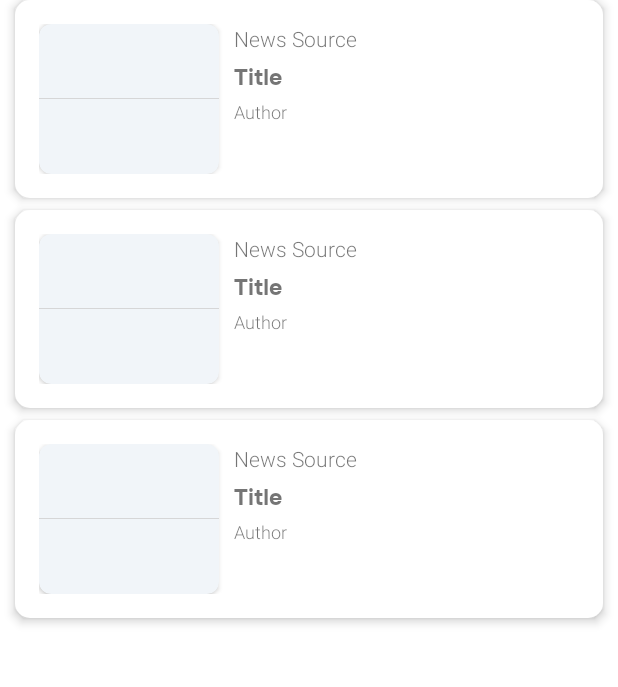
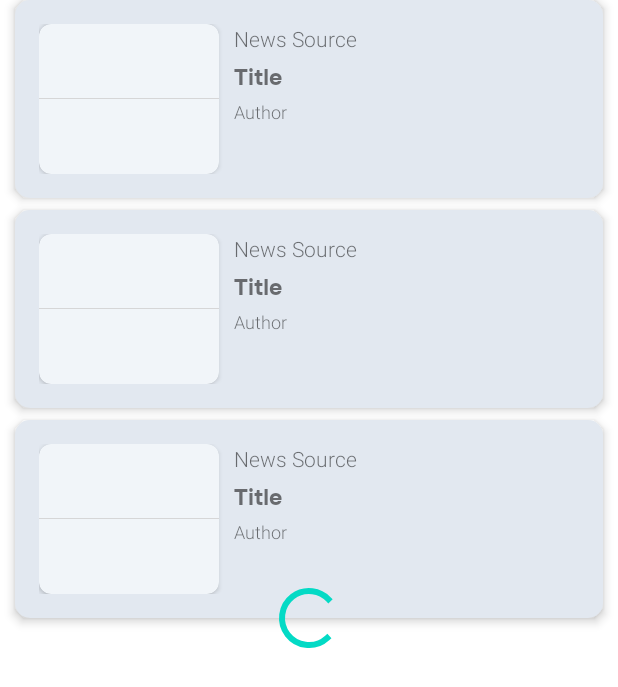
Before and after one commit to swans01/MyApplication, an Android app: the layout activity_news_recycler_view.xml on its own in the app's theme, with its tools: preview values and no code run, on a phone screen of 412 x 824 dp. Shown: the top 687 px of the screen. Run offline under Robolectric (Android 15) with nearby library versions, the phone set to English and light mode, and no system bars.

Commit message:
learn recyclerview, viewmodel, and retrofit

```diff
--- a/app/src/main/java/com/example/myapplication/RecyclerViewActivity.kt
+++ b/app/src/main/java/com/example/myapplication/RecyclerViewActivity.kt
@@ -3,8 +3,7 @@ package com.example.myapplication
 import androidx.appcompat.app.AppCompatActivity
 import android.os.Bundle
 import androidx.recyclerview.widget.LinearLayoutManager
-import androidx.recyclerview.widget.RecyclerView
-import com.example.myapplication.databinding.ActivityMainBinding
+import com.example.myapplication.adapter.ListUserAdapter
 import com.example.myapplication.databinding.ActivityRecyclerViewBinding
 
 class RecyclerViewActivity : AppCompatActivity() {
--- a/app/src/main/java/com/example/myapplication/RetrofitActivity.kt
+++ b/app/src/main/java/com/example/myapplication/RetrofitActivity.kt
@@ -5,6 +5,7 @@ import android.os.Bundle
 import android.widget.Toast
 import com.example.myapplication.databinding.ActivityRetrofitBinding
 import com.example.myapplication.model.ResponseNews
+import com.example.myapplication.network.NewsApi
 import retrofit2.*
 import retrofit2.converter.gson.GsonConverterFactory
 
@@ -20,9 +21,9 @@ class RetrofitActivity : AppCompatActivity() {
             .baseUrl("https://newsapi.org/")
             .addConverterFactory(GsonConverterFactory.create())
             .build()
-        val apiService = retrofit.create(GetNews::class.java)
+        val apiService = retrofit.create(NewsApi::class.java)
 
-        val news = apiService.getListNews("id","eaf0ed5151ec425098796b4b0e862245")
+        val news = apiService.getListNews("id","eaf0ed5151ec425098796b4b0e862245", 10, 1)
 
         news.enqueue(object: Callback<ResponseNews> {
             override fun onResponse(call: Call<ResponseNews>, response: Response<ResponseNews>) {
--- a/app/src/main/java/com/example/myapplication/model/ResponseNews.kt
+++ b/app/src/main/java/com/example/myapplication/model/ResponseNews.kt
@@ -3,6 +3,7 @@ package com.example.myapplication.model
 import android.net.Uri
 import android.text.format.DateFormat
 import android.text.format.DateUtils
+import com.google.gson.annotations.SerializedName
 import retrofit2.http.Url
 import java.net.URI
 import java.text.SimpleDateFormat
@@ -27,6 +28,6 @@ data class Article(
 )
 
 data class ListSource(
-    val id: Int?,
+    val id: String?,
     val name: String
 )
--- a/app/src/main/res/drawable/rounded_edge.xml
+++ b/app/src/main/res/drawable/rounded_edge.xml
@@ -1,7 +1,7 @@
 <shape
     xmlns:android="http://schemas.android.com/apk/res/android">
     <solid
-        android:color="@color/white">
+        android:color="#e2e8f0">
     </solid>
     <stroke
         android:width="0dp"
--- a/app/src/main/res/layout/activity_news_recycler_view.xml
+++ b/app/src/main/res/layout/activity_news_recycler_view.xml
@@ -6,11 +6,31 @@
     android:layout_height="match_parent"
     tools:context=".NewsRecyclerViewActivity">
 
-    <androidx.recyclerview.widget.RecyclerView
-        android:id="@+id/recyclerViewNews"
+    <androidx.swiperefreshlayout.widget.SwipeRefreshLayout
         android:layout_width="match_parent"
         android:layout_height="match_parent"
-        tools:listitem="@layout/item_news"
-        />
+        android:id="@+id/refreshLayout"
+        >
+
+        <androidx.recyclerview.widget.RecyclerView
+            android:id="@+id/recyclerViewNews"
+            android:layout_width="match_parent"
+            android:layout_height="match_parent"
+            tools:listitem="@layout/item_news"
+            />
+
+    </androidx.swiperefreshlayout.widget.SwipeRefreshLayout>
+
+    <ProgressBar
+        android:id="@+id/progressBar"
+        style="?android:attr/progressBarStyle"
+        android:layout_width="wrap_content"
+        android:layout_height="wrap_content"
+        android:visibility="gone"
+        app:layout_constraintBottom_toBottomOf="parent"
+        app:layout_constraintEnd_toEndOf="parent"
+        app:layout_constraintStart_toStartOf="parent"
+        app:layout_constraintTop_toTopOf="parent"
+        tools:visibility="visible" />
 
 </androidx.constraintlayout.widget.ConstraintLayout>
--- a/app/src/main/res/layout/item_news.xml
+++ b/app/src/main/res/layout/item_news.xml
@@ -24,7 +24,7 @@
             android:id="@+id/newsImage"
             android:layout_width="match_parent"
             android:layout_height="wrap_content"
-            tools:src="@tools:sample/avatars"
+            tools:src="@tools:sample/backgrounds/scenic"
             android:layout_gravity="center"
             />
 
```
Also changed, not shown: app/build.gradle (+11 -6 lines), app/src/main/java/com/example/myapplication/GetNews.kt (deleted, +0 -11 lines), app/src/main/java/com/example/myapplication/NewsPagingDataSource.kt (added, +31 -0 lines), app/src/main/java/com/example/myapplication/NewsRecyclerViewActivity.kt (+41 -28 lines), app/src/main/java/com/example/myapplication/adapter/ListNewsAdapter.kt (renamed from app/src/main/java/com/example/myapplication/ListNewsAdapter.kt, +1 -11 lines), app/src/main/java/com/example/myapplication/adapter/ListUserAdapter.kt (renamed from app/src/main/java/com/example/myapplication/ListUserAdapter.kt, +13 -18 lines), app/src/main/java/com/example/myapplication/network/NewsApi.kt (added, +14 -0 lines), app/src/main/java/com/example/myapplication/viewmodel/NewsViewModel.kt (added, +48 -0 lines).
